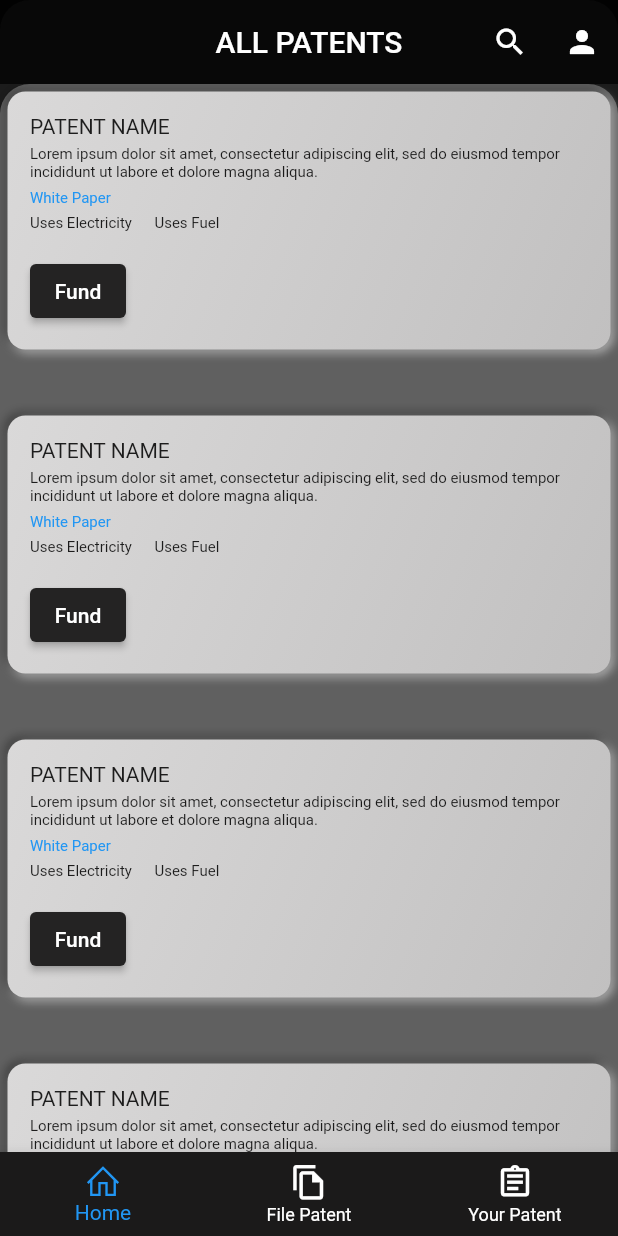
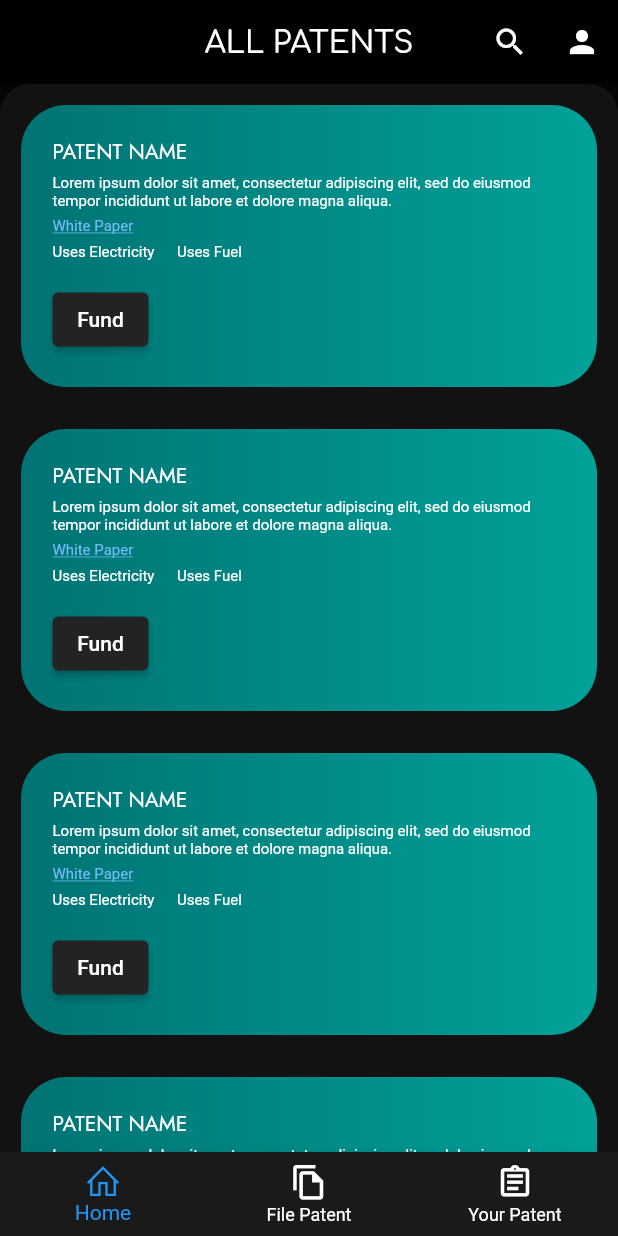
Before and after one commit to Daksh2356/Patent_De_App, a Flutter app: the screen it shows after launch, on a phone screen of 412 x 824 dp. Run offline on Flutter 3.47's test engine with Material 2 defaults, Android fonts, the phone set to English and light mode, and no system bars; drawn by our look-alikes of flutter_neumorphic; our stand-ins replace firebase_core, google_fonts, line_icons, uni_links; missing offline and left inert: contactus, phantom_connect; accounts and stored records are empty.

Commit message:
Changed UI

```diff
--- a/patient_dapp/lib/pages/bottom_nav.dart
+++ b/patient_dapp/lib/pages/bottom_nav.dart
@@ -23,12 +23,11 @@ class _BottomNavState extends State<BottomNav>
   @override
   Widget build(BuildContext context) {
     return Container(
-      color: Color.fromARGB(179, 0, 0, 0),
+      color: const Color.fromARGB(179, 0, 0, 0),
       child: Scaffold(
-        backgroundColor: const Color.fromARGB(179, 0, 0, 0),
+        backgroundColor: const Color.fromARGB(255, 18, 18, 18),
         body: Container(
-          decoration: BoxDecoration(
-              color: Colors.white30,
+          decoration: const BoxDecoration(
               borderRadius: BorderRadius.only(
                   topLeft: Radius.circular(20), topRight: Radius.circular(20))),
           child: children[selectedItem],
--- a/patient_dapp/lib/pages/crowdfunding.dart
+++ b/patient_dapp/lib/pages/crowdfunding.dart
@@ -1,4 +1,5 @@
 import 'package:flutter/material.dart';
+import 'package:google_fonts/google_fonts.dart';
 
 import '../widgets/crowdfunding_card.dart';
 import '../pages/profile_page.dart';
@@ -14,10 +15,10 @@ class _CrowdfundingState extends State<Crowdfunding> {
   @override
   Widget build(BuildContext context) {
     return Container(
-      color: Color.fromARGB(179, 0, 0, 0),
+      color: const Color.fromARGB(179, 0, 0, 0),
       child: Scaffold(
         appBar: AppBar(
-          backgroundColor: Color.fromARGB(179, 0, 0, 0),
+          backgroundColor: const Color.fromARGB(179, 0, 0, 0),
           elevation: 0,
           actions: <Widget>[
             IconButton(
@@ -34,12 +35,15 @@ class _CrowdfundingState extends State<Crowdfunding> {
                 icon: const Icon(Icons.person))
           ],
           centerTitle: true,
-          title: const Text('ALL PATENTS'),
+          title: Text(
+            'ALL PATENTS',
+            style: GoogleFonts.comfortaa(),
+          ),
         ),
         backgroundColor: Colors.transparent,
         body: Container(
-          decoration: BoxDecoration(
-              color: Colors.white30,
+          decoration: const BoxDecoration(
+              color: Color.fromARGB(255, 18, 18, 18),
               borderRadius: BorderRadius.only(
                   topLeft: Radius.circular(20), topRight: Radius.circular(20))),
           child: ListView.builder(
--- a/patient_dapp/lib/pages/profile_page.dart
+++ b/patient_dapp/lib/pages/profile_page.dart
@@ -1,4 +1,3 @@
-import 'package:flutter/material.dart';
 import 'package:contactus/contactus.dart';
 import 'package:flutter_neumorphic/flutter_neumorphic.dart';
 
@@ -23,17 +22,7 @@ class _PpageState extends State<Ppage> {
       ),
       body: SafeArea(
         child: Container(
-          decoration: const BoxDecoration(
-            gradient: LinearGradient(
-              begin: Alignment.topLeft,
-              end: Alignment.bottomRight,
-              colors: [
-                Color.fromARGB(255, 15, 32, 39),
-                Color.fromARGB(255, 32, 58, 67),
-                Color.fromARGB(255, 44, 83, 100)
-              ],
-            ),
-          ),
+          color: const Color.fromARGB(255, 18, 18, 18),
           child: Padding(
             padding: const EdgeInsets.all(32.0),
             child: ListView(
--- a/patient_dapp/lib/widgets/crowdfunding_card.dart
+++ b/patient_dapp/lib/widgets/crowdfunding_card.dart
@@ -1,5 +1,6 @@
 import 'package:flutter_neumorphic/flutter_neumorphic.dart';
 import 'package:url_launcher/url_launcher.dart';
+import 'package:google_fonts/google_fonts.dart';
 
 class CFCard extends StatefulWidget {
   const CFCard({super.key});
@@ -27,22 +28,27 @@ class _CFCardState extends State<CFCard> {
       width: size.width * 0.8,
       child: Column(
         children: [
-          Neumorphic(
-            style: NeumorphicStyle(
-              shape: NeumorphicShape.concave,
-              boxShape: NeumorphicBoxShape.roundRect(BorderRadius.circular(12)),
-              depth: 4,
-              shadowLightColor: const Color.fromARGB(255, 212, 212, 212),
-              lightSource: LightSource.bottomRight,
-              color: const Color.fromARGB(255, 214, 213, 213),
+          Container(
+            padding: const EdgeInsets.all(20),
+            margin: const EdgeInsets.all(9),
+            decoration: BoxDecoration(
+              border: Border.all(color: Colors.transparent),
+              borderRadius: const BorderRadius.all(
+                Radius.circular(30),
               ),
-            child: Container(
-              margin: const EdgeInsets.all(15),
+              gradient: const LinearGradient(
+                colors: [
+                  Color.fromARGB(255, 1, 115, 116),
+                  Color.fromARGB(255, 1, 162, 153),
+                ],
+              ),
+            ),
             child: Column(
               crossAxisAlignment: CrossAxisAlignment.start,
               children: [
-                  const Text(
+                Text(
                   'PATENT NAME',
+                  style: GoogleFonts.jost(color: Colors.white),
                 ),
                 const SizedBox(
                   height: 5,
@@ -51,6 +57,7 @@ class _CFCardState extends State<CFCard> {
                   'Lorem ipsum dolor sit amet, consectetur adipiscing elit, sed do eiusmod tempor incididunt ut labore et dolore magna aliqua. ',
                   style: TextStyle(
                     fontSize: 10,
+                    color: Colors.white,
                   ),
                 ),
                 const SizedBox(
@@ -62,7 +69,10 @@ class _CFCardState extends State<CFCard> {
                   },
                   child: const Text(
                     'White Paper',
-                      style: TextStyle(color: Colors.blue, fontSize: 10),
+                    style: TextStyle(
+                        color: Color.fromARGB(255, 115, 188, 248),
+                        fontSize: 10,
+                        decoration: (TextDecoration.underline)),
                   ),
                 ),
                 const SizedBox(
@@ -74,6 +84,7 @@ class _CFCardState extends State<CFCard> {
                       'Uses Electricity',
                       style: TextStyle(
                         fontSize: 10,
+                        color: Colors.white,
                       ),
                     ),
                     SizedBox(
@@ -83,6 +94,7 @@ class _CFCardState extends State<CFCard> {
                       'Uses Fuel',
                       style: TextStyle(
                         fontSize: 10,
+                        color: Colors.white,
                       ),
                     ),
                   ],
@@ -124,7 +136,6 @@ class _CFCardState extends State<CFCard> {
               ],
             ),
           ),
-          ),
         ],
       ),
     );
--- a/patient_dapp/pubspec.yaml
+++ b/patient_dapp/pubspec.yaml
@@ -44,6 +44,7 @@ dependencies:
   uni_links: ^0.5.1
   contactus: ^1.2.0
   glassmorphism: ^3.0.0
+  google_fonts: ^3.0.1
 
 
 dev_dependencies:
```
Also changed, not shown: patient_dapp/pubspec.lock, 1 other file. Lines whose indentation alone changed are shown as unchanged.
